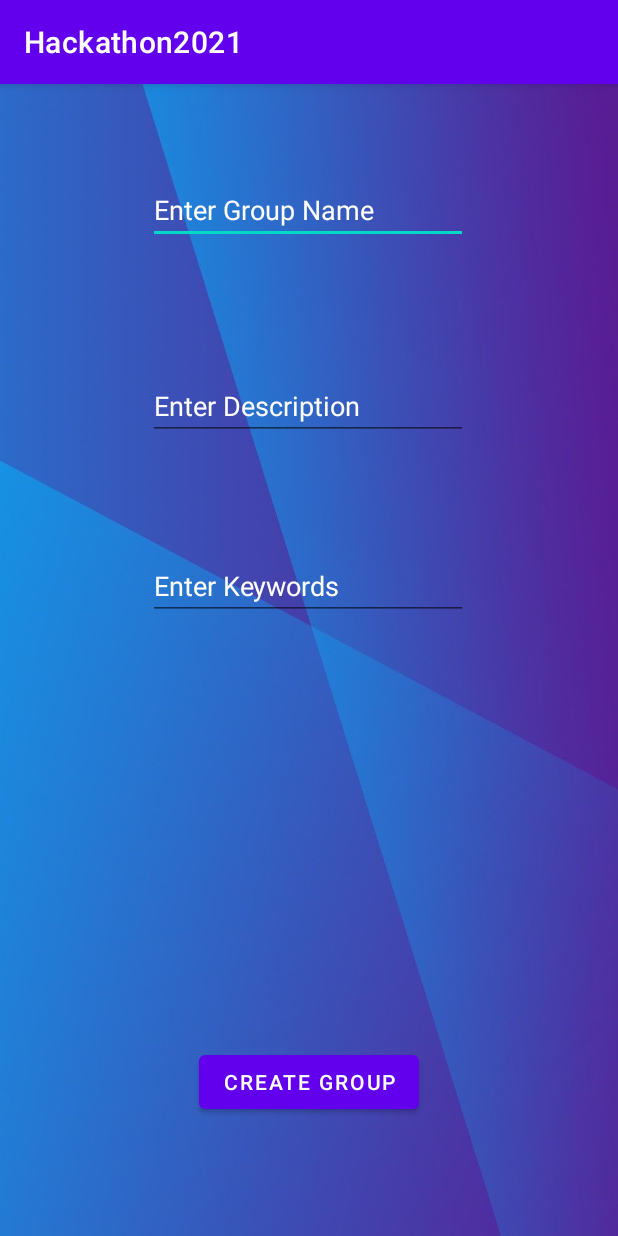
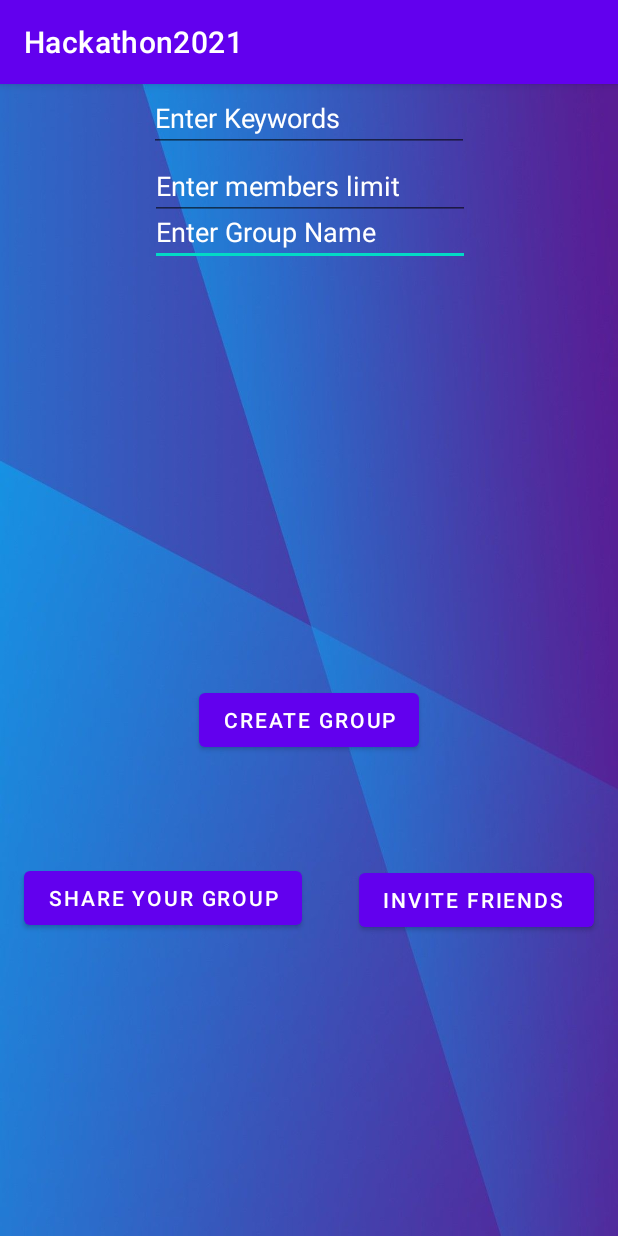
Before and after one commit to adel2924/StudyAppHackathon, an Android app: the CreateActivity screen opened directly, with no data from a screen before it, on a phone screen of 412 x 824 dp. Run offline under Robolectric (Android 15) with nearby library versions, the phone set to English and light mode, and no system bars.

Commit message:
create group working-ish

```diff
--- a/app/src/main/res/layout/activity_create.xml
+++ b/app/src/main/res/layout/activity_create.xml
@@ -4,8 +4,8 @@
     xmlns:tools="http://schemas.android.com/tools"
     android:layout_width="match_parent"
     android:layout_height="match_parent"
-    tools:context=".CreateActivity"
-    android:background="@drawable/bb">
+    android:background="@drawable/bb"
+    tools:context=".CreateActivity">
 
     <Button
         android:id="@+id/btnCreate"
@@ -16,23 +16,22 @@
         app:layout_constraintEnd_toEndOf="parent"
         app:layout_constraintStart_toStartOf="parent"
         app:layout_constraintTop_toTopOf="parent"
-        app:layout_constraintVertical_bias="0.891" />
+        app:layout_constraintVertical_bias="0.556" />
 
     <EditText
         android:id="@+id/etGroupName"
         android:layout_width="wrap_content"
         android:layout_height="wrap_content"
+        android:layout_marginTop="76dp"
         android:ems="10"
         android:hint="Enter Group Name"
         android:inputType="text"
         android:textColor="#FFFFFF"
         android:textColorHint="#FFFFFF"
-        app:layout_constraintBottom_toBottomOf="parent"
         app:layout_constraintEnd_toEndOf="parent"
-        app:layout_constraintHorizontal_bias="0.497"
+        app:layout_constraintHorizontal_bias="0.502"
         app:layout_constraintStart_toStartOf="parent"
-        app:layout_constraintTop_toTopOf="parent"
-        app:layout_constraintVertical_bias="0.085" />
+        app:layout_constraintTop_toTopOf="parent" />
 
     <EditText
         android:id="@+id/etGroupDes"
@@ -45,26 +44,63 @@
         android:textColorHint="#FFFFFF"
         app:layout_constraintBottom_toTopOf="@+id/etKeywords"
         app:layout_constraintEnd_toEndOf="parent"
-        app:layout_constraintHorizontal_bias="0.497"
+        app:layout_constraintHorizontal_bias="0.502"
         app:layout_constraintStart_toStartOf="parent"
         app:layout_constraintTop_toBottomOf="@+id/etGroupName"
-        app:layout_constraintVertical_bias="0.535" />
+        app:layout_constraintVertical_bias="1.0" />
 
     <EditText
         android:id="@+id/etKeywords"
         android:layout_width="wrap_content"
         android:layout_height="wrap_content"
-        android:layout_marginBottom="284dp"
         android:ems="10"
         android:hint="Enter Keywords"
         android:inputType="text"
         android:textColor="#FFFFFF"
         android:textColorHint="#FFFFFF"
+        app:layout_constraintEnd_toEndOf="parent"
+        app:layout_constraintStart_toStartOf="parent"
+        tools:layout_editor_absoluteY="169dp" />
+
+    <EditText
+        android:id="@+id/etLimit"
+        android:layout_width="wrap_content"
+        android:layout_height="wrap_content"
+        android:layout_marginBottom="284dp"
+        android:ems="10"
+        android:hint="Enter members limit"
+        android:inputType="text"
+        android:textColor="#FFFFFF"
+        android:textColorHint="#FFFFFF"
         app:layout_constraintBottom_toTopOf="@+id/btnCreate"
         app:layout_constraintEnd_toEndOf="parent"
-        app:layout_constraintHorizontal_bias="0.497"
+        app:layout_constraintHorizontal_bias="0.502"
         app:layout_constraintStart_toStartOf="parent"
-        app:layout_constraintTop_toBottomOf="@+id/etName"
-        app:layout_constraintVertical_bias="0.085" />
+        app:layout_constraintTop_toBottomOf="@+id/etKeywords"
+        app:layout_constraintVertical_bias="0.0" />
+
+    <Button
+        android:id="@+id/btnShare"
+        android:layout_width="wrap_content"
+        android:layout_height="wrap_content"
+        android:text="Share your group"
+        app:layout_constraintBottom_toBottomOf="parent"
+        app:layout_constraintEnd_toEndOf="parent"
+        app:layout_constraintHorizontal_bias="0.07"
+        app:layout_constraintStart_toStartOf="parent"
+        app:layout_constraintTop_toTopOf="parent"
+        app:layout_constraintVertical_bias="0.72" />
+
+    <Button
+        android:id="@+id/btnInvite"
+        android:layout_width="wrap_content"
+        android:layout_height="wrap_content"
+        android:text="Invite Friends "
+        app:layout_constraintBottom_toBottomOf="parent"
+        app:layout_constraintEnd_toEndOf="parent"
+        app:layout_constraintHorizontal_bias="0.937"
+        app:layout_constraintStart_toStartOf="parent"
+        app:layout_constraintTop_toTopOf="parent"
+        app:layout_constraintVertical_bias="0.722" />
 
 </androidx.constraintlayout.widget.ConstraintLayout>
```
